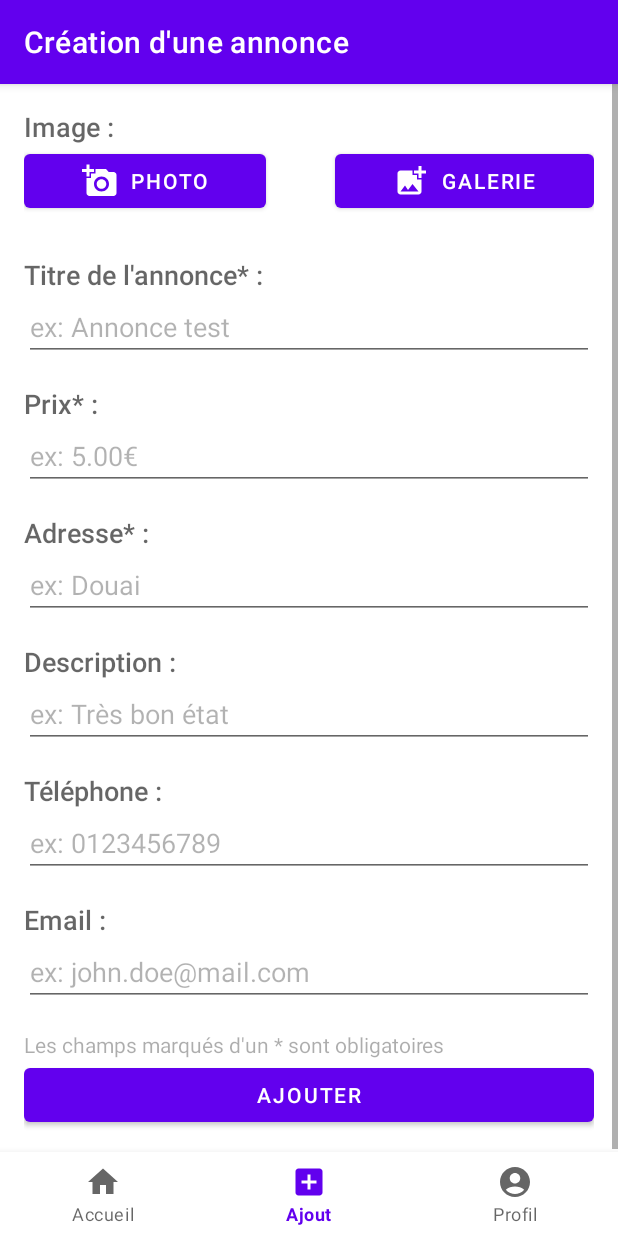
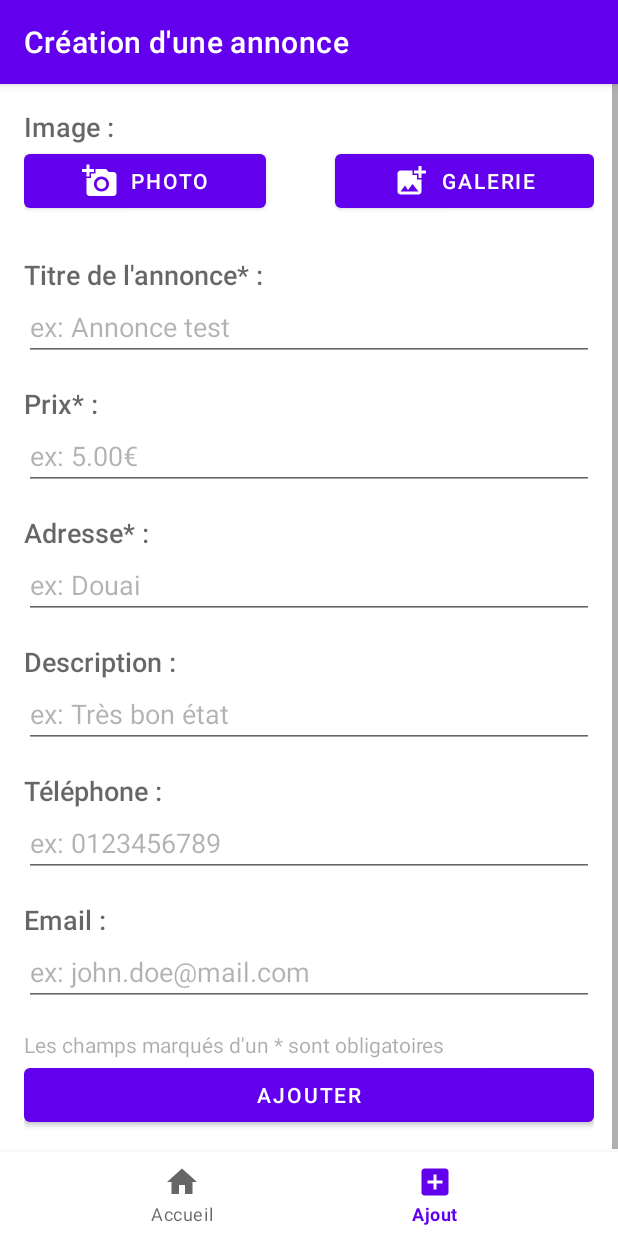
Before and after one commit to lucasnaury/uv-amse-android, an Android app: the screen it shows after launch (MainActivity), item 2 of the bottom bar chosen, on a phone screen of 412 x 824 dp. Run offline under Robolectric (Android 15) with nearby library versions, the phone set to English and light mode, and no system bars; our stand-ins replace navigation-ui; 11 statements that could not run were skipped.

Commit message:
Supression de la page "profil"

```diff
--- a/app/src/main/java/com/example/tpleboncoin/MainActivity.java
+++ b/app/src/main/java/com/example/tpleboncoin/MainActivity.java
@@ -31,7 +31,7 @@ public class MainActivity extends AppCompatActivity {
         // Passing each menu ID as a set of Ids because each
         // menu should be considered as top level destinations.
         AppBarConfiguration appBarConfiguration = new AppBarConfiguration.Builder(
-                R.id.navigation_home, R.id.navigation_ajout_annonce, R.id.navigation_notifications)
+                R.id.navigation_home, R.id.navigation_ajout_annonce)
                 .build();
         NavController navController = Navigation.findNavController(this, R.id.nav_host_fragment_activity_main);
         NavigationUI.setupActionBarWithNavController(this, navController, appBarConfiguration);
--- a/app/src/main/res/menu/bottom_nav_menu.xml
+++ b/app/src/main/res/menu/bottom_nav_menu.xml
@@ -11,9 +11,4 @@
         android:icon="@drawable/ic_baseline_add_box_24"
         android:title="@string/title_add" />
 
-    <item
-        android:id="@+id/navigation_notifications"
-        android:icon="@drawable/ic_account_circle_black_24dp"
-        android:title="@string/title_profile" />
-
 </menu>
--- a/app/src/main/res/navigation/mobile_navigation.xml
+++ b/app/src/main/res/navigation/mobile_navigation.xml
@@ -17,9 +17,4 @@
         android:label="@string/title_add_top"
         tools:layout="@layout/fragment_ajout_annonce" />
 
-    <fragment
-        android:id="@+id/navigation_notifications"
-        android:name="com.example.tpleboncoin.ui.notifications.NotificationsFragment"
-        android:label="@string/title_profile"
-        tools:layout="@layout/fragment_notifications" />
 </navigation>
```
Also changed, not shown: app/src/main/java/com/example/tpleboncoin/ui/notifications/NotificationsFragment.java (deleted, +0 -37 lines), app/src/main/java/com/example/tpleboncoin/ui/notifications/NotificationsViewModel.java (deleted, +0 -19 lines), app/src/main/res/layout/fragment_notifications.xml (deleted, +0 -22 lines).
